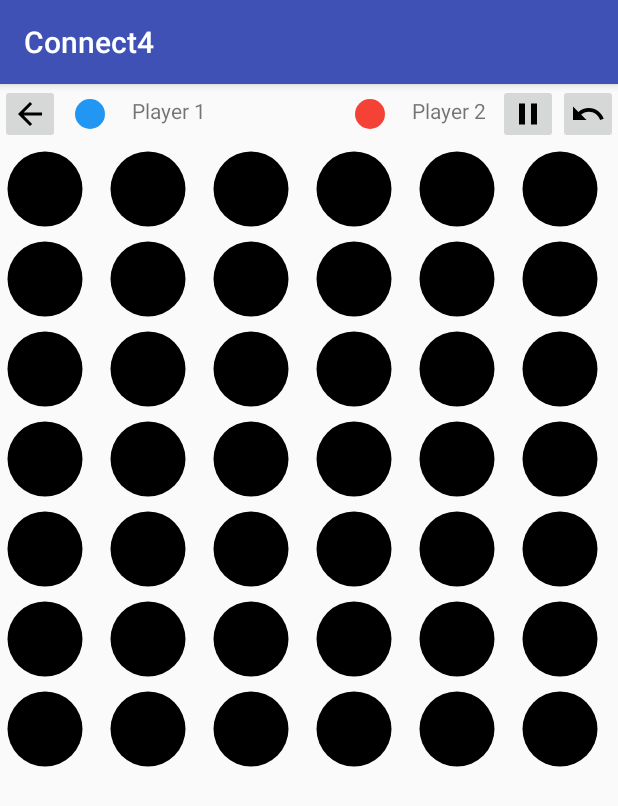
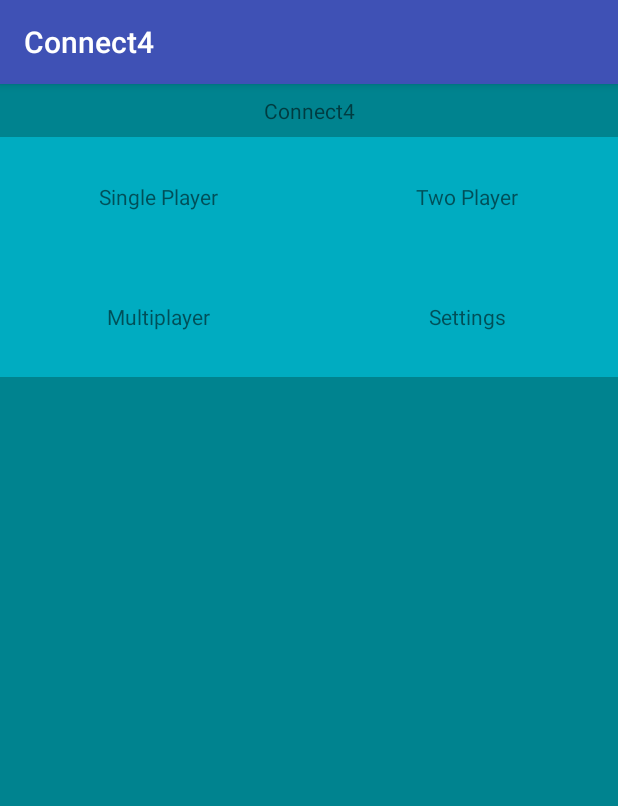
Before and after one commit to Asymons/OpenSourceConnect4, an Android app: the screen it shows after launch (Board before the commit, HomeScreen after it), on a phone screen of 412 x 824 dp. Shown: the top 806 px of the screen. Run offline under Robolectric (Android 15) with nearby library versions, the phone set to English and light mode, and no system bars.

Commit message:
update to gui main menu

```diff
--- a/app/src/main/AndroidManifest.xml
+++ b/app/src/main/AndroidManifest.xml
@@ -9,21 +9,20 @@
         android:roundIcon="@mipmap/ic_launcher_round"
         android:supportsRtl="true"
         android:theme="@style/AppTheme">
-        <!--<activity android:name=".MainActivity">-->
-            <!--<intent-filter>-->
-                <!--<action android:name="android.intent.action.MAIN" />-->
-
-                <!--<category android:name="android.intent.category.LAUNCHER" />-->
-            <!--</intent-filter>-->
-        <!--</activity>-->
-        <activity android:name=".Board">
+        <activity android:name=".Board"
+                  android:parentActivityName=".HomeScreen">
+            <meta-data
+                android:name="android.support.PARENT_ACTIVITY"
+                android:value=".HomeScreen"/>
+        </activity>
+        <!-- <activity android:name=".Board"></activity> -->
+        <activity android:name=".HomeScreen">
             <intent-filter>
                 <action android:name="android.intent.action.MAIN" />
 
                 <category android:name="android.intent.category.LAUNCHER" />
             </intent-filter>
         </activity>
-        <!--<activity android:name=".Board"></activity>-->
     </application>
 
 </manifest>
--- a/app/src/main/java/ca/asymons/connect4/Board.kt
+++ b/app/src/main/java/ca/asymons/connect4/Board.kt
@@ -22,15 +22,19 @@ class Board : AppCompatActivity(), BoardStateObserver {
             val build = AlertDialog.Builder(this)
             build.setMessage((board.adapter as BoardTileAdapter).turnManager.getTurn() + " lost. Play again?")
             build.setPositiveButton("Ok", { _, _ ->
-                //TODO FIX THIS LATER, MAKE OK RESET
+                (board.adapter as BoardTileAdapter).turnManager.resetGame()
+                updateTurn()
             })
             build.setNegativeButton("Cancel", { _,_ ->
-                //TODO FIX THIS LATER, MAKE CANCEL GO TO HOME SCREEN
+                finish()
             })
+
+            build.setOnCancelListener {
+                finish()
+            }
+
             build.create().show()
-            //TODO IF USER CLICKS OUTSIDE OF DIALOG, JUST RESET THE GAME FOR THEM
-            (board.adapter as BoardTileAdapter).turnManager.resetGame()
-            updateTurn()
+
         }
 
         updateTurn()
@@ -39,6 +43,7 @@ class Board : AppCompatActivity(), BoardStateObserver {
     override fun onCreate(savedInstanceState: Bundle?) {
         super.onCreate(savedInstanceState)
         setContentView(R.layout.activity_board)
+        supportActionBar!!.hide()
 
         board.adapter = BoardTileAdapter(7,6)
         board.layoutManager = GridLayoutManager(applicationContext, 6)
@@ -46,6 +51,20 @@ class Board : AppCompatActivity(), BoardStateObserver {
 
         (board.adapter as BoardTileAdapter).addObserver(this)
         updateTurn()
+
+        btn_exit_game.setOnClickListener {
+            finish()
+        }
+
+        btn_pause_game.setOnClickListener {
+                val build = AlertDialog.Builder(this)
+                build.setMessage("Game Paused <Currently does nothing>")
+                build.setPositiveButton("Ok", { _, _ ->
+                })
+                build.setNegativeButton("Cancel", { _,_ ->
+                })
+                build.create().show()
+        }
 
     }
 
--- a/app/src/main/java/ca/asymons/connect4/BoardState.kt
+++ b/app/src/main/java/ca/asymons/connect4/BoardState.kt
@@ -6,6 +6,7 @@ package ca.asymons.connect4
 interface BoardState {
     fun pushPiece(p : Char, col : Int): Int
     fun checkWin(row : Int, column : Int) : Boolean
+    fun checkTie() : Boolean
     fun getBoard() : Array<Char>
     fun resetBoard()
 }
--- a/app/src/main/java/ca/asymons/connect4/BoardTileAdapter.kt
+++ b/app/src/main/java/ca/asymons/connect4/BoardTileAdapter.kt
@@ -70,11 +70,16 @@ class BoardTileAdapter(private val length : Int, private val width : Int) : Recy
             piece.setOnClickListener {
                 val beforePieceChange = data.getBoard()[position]
                 Log.d("Board", "Clicked: " + position)
+                Log.d("Board", "Column: " + (position % width))
                 val a = data.pushPiece(turnManager.getTurn(), position % width)
                 Log.d("Board", "Clicked: " + a)
                 notifyItemChanged(a)
                 if(a < length * width) turnManager.nextTurn()
-                if(data.checkWin(a/width, a % width)){
+                if(a < length * width && data.checkWin(a/width, a % width)){
+                    data.resetBoard()
+                    turnManager.setGameStatus(false)
+                    notifyDataSetChanged()
+                }else if(a < length * width && data.checkTie()){
                     data.resetBoard()
                     turnManager.setGameStatus(false)
                     notifyDataSetChanged()
--- a/app/src/main/java/ca/asymons/connect4/CFourBoardState.kt
+++ b/app/src/main/java/ca/asymons/connect4/CFourBoardState.kt
@@ -11,6 +11,13 @@ class CFourBoardState(private val length: Int, private val width: Int) : BoardSt
 
     override fun resetBoard() {
         state.fill('0')
+    }
+
+    override fun checkTie() : Boolean{
+        for(a in 0 until width){
+            if(state[a] == '0') return false
+        }
+        return true
     }
 
     override fun pushPiece(p : Char, col : Int) : Int{
@@ -31,10 +38,15 @@ class CFourBoardState(private val length: Int, private val width: Int) : BoardSt
     // 21 checks total per move
     override fun checkWin(row : Int, column : Int) : Boolean{
         val p = state[row * width + column]
+        Log.d("BoardState", "Character being checked: " + p + " at position " + (row * width + column))
         var win = false
         win = win || checkRowHorizontal(row,column,p)
+        Log.d("BoardState", "Horizontal win: " + checkRowHorizontal(row,column,p))
         win = win || checkRowVertical(row,column,p)
+        Log.d("BoardState", "Vertical win: " + checkRowVertical(row,column,p))
         win = win || checkRowDiagonal(row,column,p)
+        Log.d("BoardState", "Diagonal win: " + checkRowDiagonal(row,column,p))
+
         return win
     }
 
@@ -57,6 +69,7 @@ class CFourBoardState(private val length: Int, private val width: Int) : BoardSt
             else connected = 0
             if(connected == 4) return true
         }
+        connected = 0
 
         val k = row - 3
         val l = column + 3
@@ -68,7 +81,7 @@ class CFourBoardState(private val length: Int, private val width: Int) : BoardSt
                 connected++
             else connected = 0
             if(connected == 4) return true
-            Log.d("BoardState", "Connected State: " + connected + " at pos: " + ((row + a) * width + column))
+            Log.d("BoardState", "Connected State: " + connected + " at pos: " + ((k + a) * width + l - a) + " with char: " + p)
         }
 
         return false
--- /dev/null
+++ b/app/src/main/java/ca/asymons/connect4/HomeScreen.kt
@@ -0,0 +1,19 @@
+package ca.asymons.connect4
+
+import android.content.Intent
+import android.support.v7.app.AppCompatActivity
+import android.os.Bundle
+import kotlinx.android.synthetic.main.activity_home_screen.*
+
+class HomeScreen : AppCompatActivity() {
+
+    override fun onCreate(savedInstanceState: Bundle?) {
+        super.onCreate(savedInstanceState)
+        setContentView(R.layout.activity_home_screen)
+        btn_two_player_mode.setOnClickListener {
+            startActivity(Intent(applicationContext, Board::class.java))
+        }
+
+
+    }
+}
--- /dev/null
+++ b/app/src/main/res/layout/activity_home_screen.xml
@@ -0,0 +1,106 @@
+<?xml version="1.0" encoding="utf-8"?>
+<LinearLayout xmlns:android="http://schemas.android.com/apk/res/android"
+    xmlns:app="http://schemas.android.com/apk/res-auto"
+    xmlns:tools="http://schemas.android.com/tools"
+    android:layout_width="match_parent"
+    android:layout_height="match_parent"
+    android:layout_gravity="center"
+    android:orientation="vertical"
+    android:background="@color/colorHomePageBackground"
+    tools:context="ca.asymons.connect4.HomeScreen">
+
+
+    <TextView
+        android:layout_width="match_parent"
+        android:layout_height="wrap_content"
+        style="@style/HomeScreenButton"
+        android:id="@+id/v_title"
+        android:gravity="center"
+        android:text="@string/app_name"/>
+
+    <GridLayout
+        android:layout_width="match_parent"
+        android:layout_height="wrap_content"
+        android:columnCount="2"
+        android:rowCount="2"
+        android:minHeight="160dp"
+        android:alignmentMode="alignBounds">
+
+        <LinearLayout
+            android:layout_width="wrap_content"
+            android:layout_height="wrap_content"
+            android:orientation="vertical"
+            android:layout_columnWeight="1"
+            android:layout_rowWeight="1"
+            android:gravity="center"
+            android:background="@color/colorHomePageButton">
+
+            <TextView
+                android:layout_width="wrap_content"
+                android:layout_height="wrap_content"
+                android:id="@+id/btn_one_player_mode"
+                android:layout_gravity="center"
+                android:text="Single Player"/>
+
+        </LinearLayout>
+
+
+        <LinearLayout
+            android:layout_width="wrap_content"
+            android:layout_height="wrap_content"
+            android:orientation="vertical"
+            android:layout_columnWeight="1"
+            android:layout_rowWeight="1"
+            android:gravity="center"
+            android:id="@+id/btn_two_player_mode"
+            android:background="@color/colorHomePageButton">
+
+            <TextView
+                android:layout_width="wrap_content"
+                android:layout_height="wrap_content"
+                android:layout_gravity="center"
+                android:text="Two Player"/>
+
+        </LinearLayout>
+
+        <LinearLayout
+            android:layout_width="wrap_content"
+            android:layout_height="wrap_content"
+            android:orientation="vertical"
+            android:layout_columnWeight="1"
+            android:layout_rowWeight="1"
+            android:gravity="center"
+            android:background="@color/colorHomePageButton">
+
+            <TextView
+                android:layout_width="wrap_content"
+                android:layout_height="wrap_content"
+                android:id="@+id/btn_multiplayer"
+                android:layout_gravity="center"
+                android:text="Multiplayer"/>
+
+        </LinearLayout>
+
+        <LinearLayout
+            android:layout_width="wrap_content"
+            android:layout_height="wrap_content"
+            android:orientation="vertical"
+            android:layout_columnWeight="1"
+            android:layout_rowWeight="1"
+            android:gravity="center"
+            android:background="@color/colorHomePageButton">
+
+            <TextView
+                android:layout_width="wrap_content"
+                android:layout_height="wrap_content"
+                android:id="@+id/btn_settings"
+                android:layout_gravity="center"
+                android:text="Settings"/>
+
+        </LinearLayout>
+
+    </GridLayout>
+
+
+
+</LinearLayout>
--- a/app/src/main/res/values/colors.xml
+++ b/app/src/main/res/values/colors.xml
@@ -4,4 +4,8 @@
     <color name="colorPrimaryDark">#303F9F</color>
     <color name="colorAccent">#FF4081</color>
 
+    <color name="colorHomePageButton">#00ACC1</color>
+    <color name="colorHomePageBackground">#00838F</color>
+    <color name="colorHomePageDark">#006064</color>
+
 </resources>
--- a/app/src/main/res/values/styles.xml
+++ b/app/src/main/res/values/styles.xml
@@ -8,4 +8,10 @@
         <item name="colorAccent">@color/colorAccent</item>
     </style>
 
+    <style name="HomeScreenButton">
+        <item name="android:padding">8dp</item>
+        <item name="android:layout_marginStart">32dp</item>
+        <item name="android:layout_marginEnd">32dp</item>
+    </style>
+
 </resources>
```
